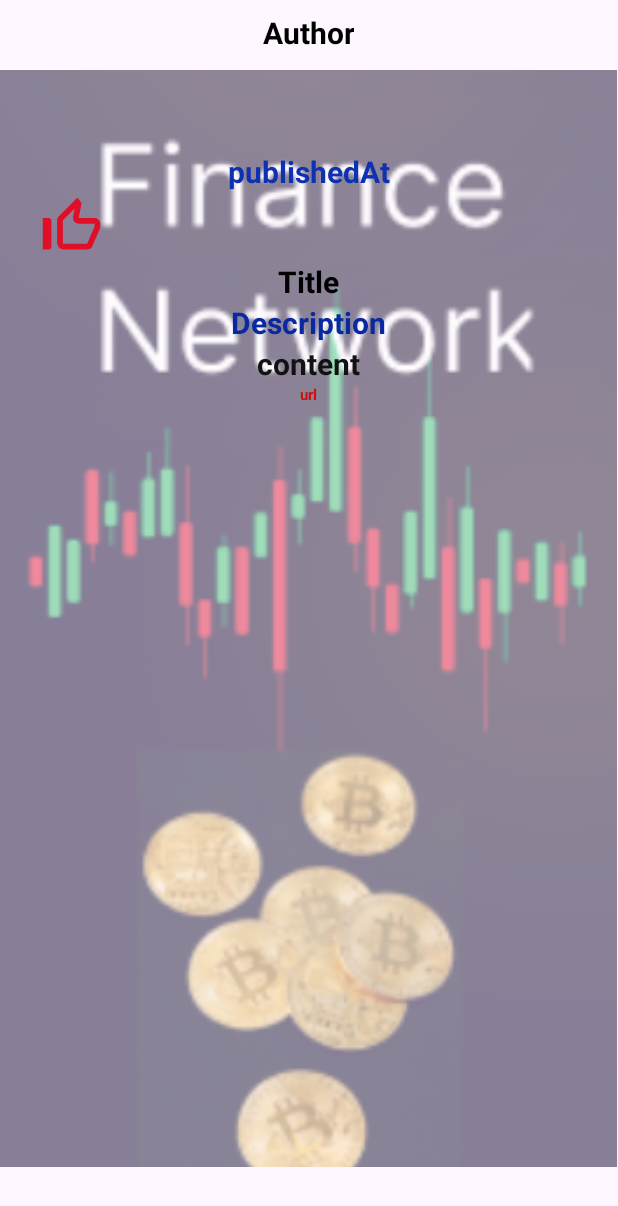
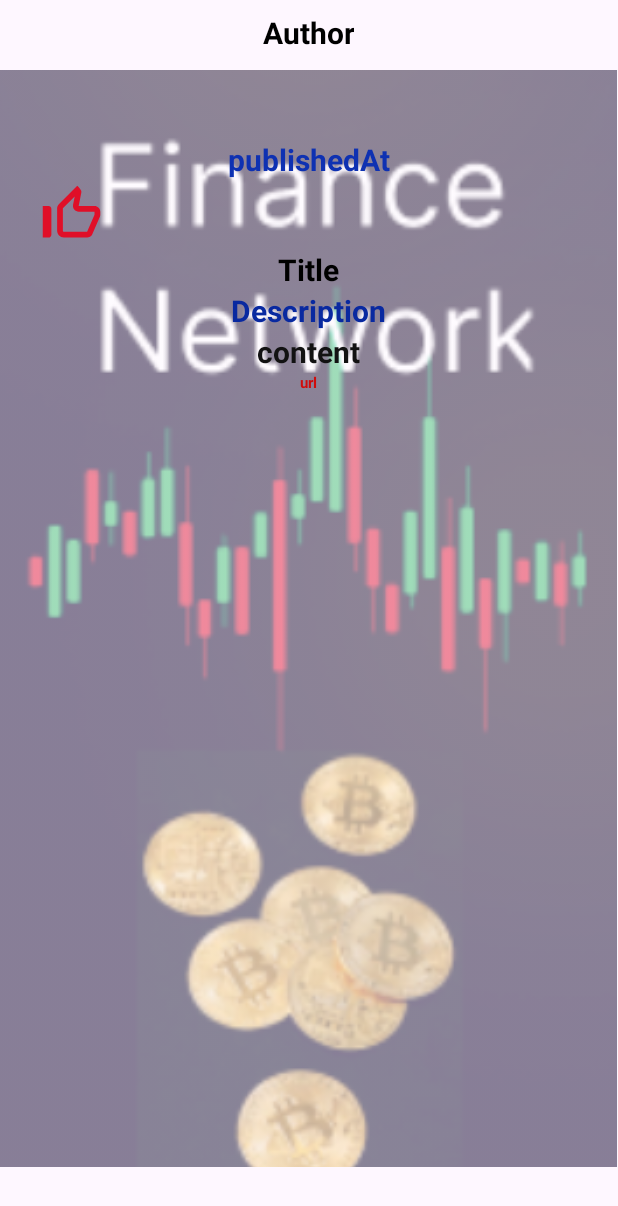
Before and after one commit to NADIXY/FinanceNetwork, an Android app: the NewsDetailFragment screen opened through its navigation route, on a phone screen of 412 x 824 dp. Shown: the top 1206 px of the screen. Run offline under Robolectric (Android 15) with nearby library versions, the phone set to English and light mode, and no system bars; our stand-ins replace Firebase (no records; nobody signed in at launch, a user with empty details on screens opened directly), navigation-ui; pictures from the network do not load; Roboto replaces fonts that are not available here; 2 statements that could not run were skipped.

Commit message:
UPDATE 22.02.2024

```diff
--- a/app/src/main/java/com/example/abschlussprojektmyapp/MainActivity.kt
+++ b/app/src/main/java/com/example/abschlussprojektmyapp/MainActivity.kt
@@ -4,8 +4,6 @@ import androidx.appcompat.app.AppCompatActivity
 import android.os.Bundle
 import android.view.View
 import androidx.activity.OnBackPressedCallback
-import androidx.appcompat.app.ActionBarDrawerToggle
-import androidx.core.view.GravityCompat
 import androidx.navigation.findNavController
 import androidx.navigation.fragment.NavHostFragment
 import androidx.navigation.ui.NavigationUI
--- a/app/src/main/res/layout/fragment_home.xml
+++ b/app/src/main/res/layout/fragment_home.xml
@@ -19,7 +19,7 @@
         app:layout_constraintHorizontal_bias="0.0"
         app:layout_constraintStart_toStartOf="parent"
         app:layout_constraintTop_toTopOf="parent"
-        tools:listitem="@layout/currency_check" />
+        tools:listitem="@layout/user_check" />
 
     <androidx.constraintlayout.widget.ConstraintLayout
         android:id="@+id/homeDetailAppbar"
--- a/app/src/main/res/layout/fragment_news_detail.xml
+++ b/app/src/main/res/layout/fragment_news_detail.xml
@@ -23,6 +23,7 @@
         android:id="@+id/linearLayout2"
         android:layout_width="363dp"
         android:layout_height="677dp"
+        android:layout_marginBottom="8dp"
         android:orientation="vertical"
         app:layout_constraintBottom_toBottomOf="@+id/detailImageNews"
         app:layout_constraintEnd_toEndOf="@+id/detailImageNews"
--- a/app/src/main/res/layout/item_news.xml
+++ b/app/src/main/res/layout/item_news.xml
@@ -18,8 +18,8 @@
 
         <LinearLayout
             android:id="@+id/linearLayout"
-            android:layout_width="326dp"
-            android:layout_height="201dp"
+            android:layout_width="323dp"
+            android:layout_height="196dp"
             android:layout_marginTop="7dp"
             android:orientation="vertical"
             app:layout_constraintBottom_toTopOf="@+id/imageView4"
```
Also changed, not shown: app/src/main/res/layout/user_check.xml (renamed from app/src/main/res/layout/currency_check.xml).
